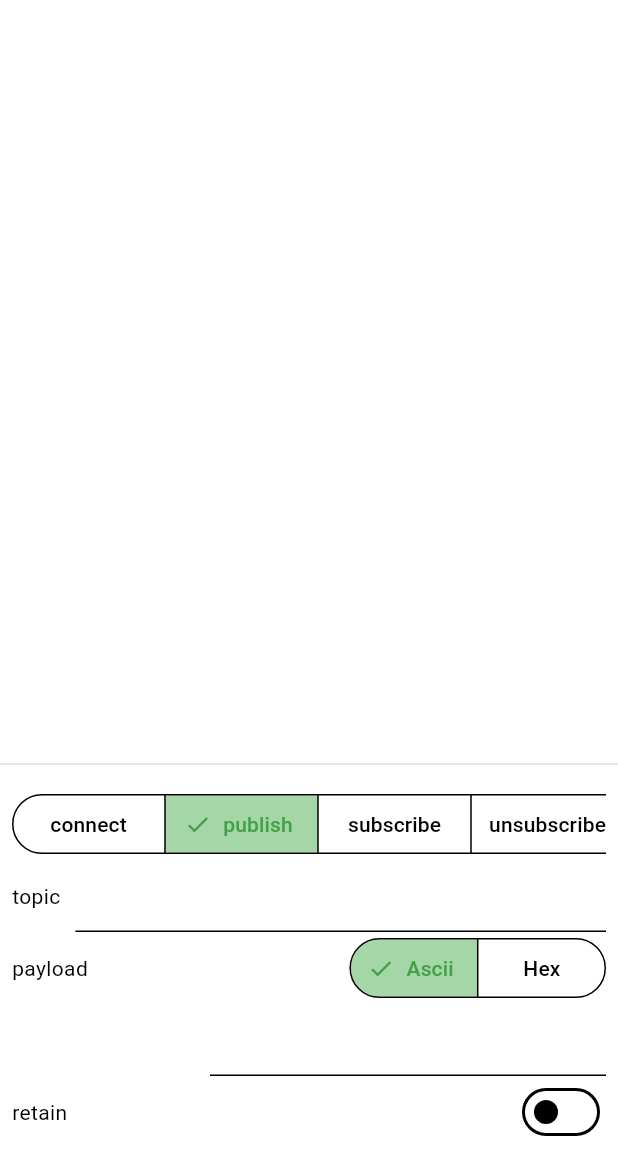
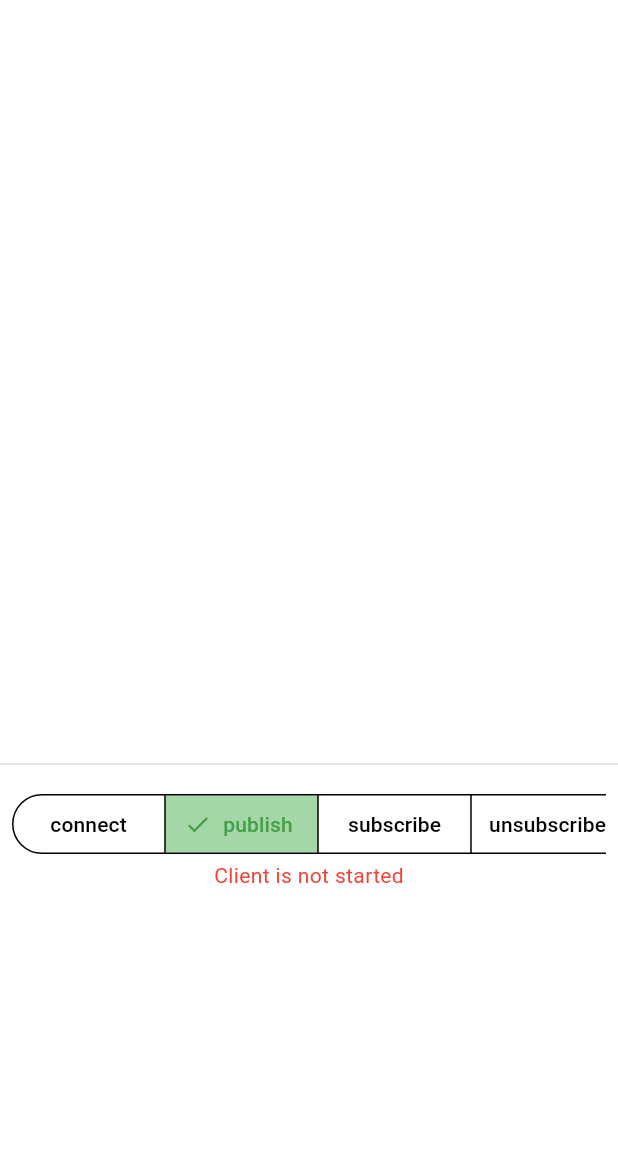
Before and after one commit to zain-noman/kinnow_mqtt, a Flutter app: the screen it shows after launch, after a tap on "publish", on a phone screen of 412 x 824 dp, the part 84-1236 px from its top. Run offline on Flutter 3.47's test engine with Material 3 defaults, Android fonts, the phone set to English and light mode, and no system bars; our stand-ins replace hex; missing offline and left inert: crclib, mutex, protobuf.

Commit message:
Updated scrolling behavior of action selector Fixed state retention

```diff
--- a/example/kinnow_mqtt_flutter_example/lib/connect_action.dart
+++ b/example/kinnow_mqtt_flutter_example/lib/connect_action.dart
@@ -13,7 +13,7 @@ class ConnectActionMaker extends StatefulWidget {
   State<ConnectActionMaker> createState() => _ConnectActionMakerState();
 }
 
-class _ConnectActionMakerState extends State<ConnectActionMaker> {
+class _ConnectActionMakerState extends State<ConnectActionMaker> with AutomaticKeepAliveClientMixin {
   String? host;
   int? port;
   String? clientId;
@@ -80,6 +80,7 @@ class _ConnectActionMakerState extends State<ConnectActionMaker> {
 
   @override
   Widget build(BuildContext context) {
+    super.build(context);
     return Form(
       key: _formKey,
       child: Column(
@@ -140,4 +141,7 @@ class _ConnectActionMakerState extends State<ConnectActionMaker> {
       ),
     );
   }
+
+  @override
+  bool get wantKeepAlive => true;
 }
--- a/example/kinnow_mqtt_flutter_example/lib/home_page.dart
+++ b/example/kinnow_mqtt_flutter_example/lib/home_page.dart
@@ -63,7 +63,7 @@ class HomePage extends StatelessWidget {
               flex: 1,
               child: Padding(
                 padding: const EdgeInsets.all(8.0),
-                child: SingleChildScrollView(child: actionsWidget),
+                child: actionsWidget,
               ),
             ),
           ],
--- a/example/kinnow_mqtt_flutter_example/lib/mqtt_action_selector.dart
+++ b/example/kinnow_mqtt_flutter_example/lib/mqtt_action_selector.dart
@@ -10,16 +10,8 @@ import 'connect_action.dart';
 enum MqttActions { connect, publish, subscribe, unsubscribe, disconnect }
 
 class ActionSelector extends StatefulWidget {
-  final Map<MqttActions, Widget> actionWidgetMap;
-
   const ActionSelector({
     super.key,
-    this.actionWidgetMap = const {
-      MqttActions.connect: ConnectActionMaker(),
-      MqttActions.disconnect: DisconnectAction(),
-      MqttActions.subscribe: SubscribeAction(),
-      MqttActions.publish: PublishAction(),
-    },
   });
 
   @override
@@ -28,6 +20,19 @@ class ActionSelector extends StatefulWidget {
 
 class _ActionSelectorState extends State<ActionSelector> {
   MqttActions selectedAction = MqttActions.connect;
+  late PageController pageController;
+
+  @override
+  void initState() {
+    pageController = PageController();
+    super.initState();
+  }
+
+  @override
+  void dispose() {
+    pageController.dispose();
+    super.dispose();
+  }
 
   @override
   Widget build(BuildContext context) {
@@ -43,14 +48,32 @@ class _ActionSelectorState extends State<ActionSelector> {
                 .toList(),
             selected: {selectedAction},
             onSelectionChanged: (selection) {
+              pageController.animateToPage(selection.first.index,
+                  duration: const Duration(milliseconds: 150),
+                  curve: Easing.standard);
               setState(() {
                 selectedAction = selection.first;
               });
             },
           ),
         ),
-        widget.actionWidgetMap[selectedAction] ??
-            const Text("No widget for selected action")
+        Expanded(
+          child: PageView(
+            controller: pageController,
+            onPageChanged: (value) {
+              setState(() {
+                selectedAction = MqttActions.values[value];
+              });
+            },
+            children: const [
+              SingleChildScrollView(child: ConnectActionMaker()),
+              SingleChildScrollView(child: PublishAction()),
+              SingleChildScrollView(child: SubscribeAction()),
+              SingleChildScrollView(child: Placeholder()),
+              SingleChildScrollView(child: DisconnectAction()),
+            ],
+          ),
+        )
       ],
     );
   }
--- a/example/kinnow_mqtt_flutter_example/lib/publish_action.dart
+++ b/example/kinnow_mqtt_flutter_example/lib/publish_action.dart
@@ -12,7 +12,7 @@ class PublishAction extends StatefulWidget {
   State<PublishAction> createState() => _PublishActionState();
 }
 
-class _PublishActionState extends State<PublishAction> {
+class _PublishActionState extends State<PublishAction> with AutomaticKeepAliveClientMixin {
   bool retain = false;
   String? topic;
   StringOrBytes? payload;
@@ -63,6 +63,14 @@ class _PublishActionState extends State<PublishAction> {
 
   @override
   Widget build(BuildContext context) {
+    super.build(context);
+    if (MqttProvider.of(context).client == null ||
+        MqttProvider.of(context).client!.isRunning() == false) {
+      return Center(
+        child: Text("Client is not started",
+            style: TextStyle(color: Theme.of(context).colorScheme.error)),
+      );
+    }
     return Form(
         key: _formKey,
         child: Column(children: [
@@ -102,4 +110,7 @@ class _PublishActionState extends State<PublishAction> {
               onPressed: onPublishPressed, child: const Text("Publish"))
         ]));
   }
+
+  @override
+  bool get wantKeepAlive => true;
 }
```
Also changed, not shown: example/kinnow_mqtt_flutter_example/lib/disconnect_action.dart (+9 -3 lines), example/kinnow_mqtt_flutter_example/lib/subscribe_action.dart (+11 -5 lines).
